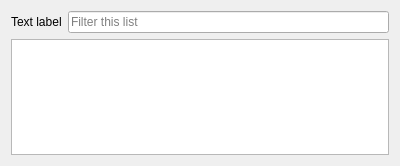
The window that qt-ui/listfilter.ui (subsurface/subsurface) describes before a commit, drawn with Qt 5.
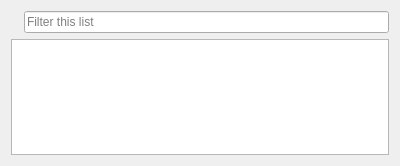
The same window after the commit.

Commit message:
Remove unused strings from ui files
This removes unused strings from ui files. These showed up for
translation and are quite meaningless to translate.

```diff
--- a/qt-ui/listfilter.ui
+++ b/qt-ui/listfilter.ui
@@ -17,11 +17,7 @@
    <item>
     <layout class="QHBoxLayout" name="horizontalLayout">
      <item>
-      <widget class="QLabel" name="label">
-       <property name="text">
-        <string>Text label</string>
-       </property>
-      </widget>
+      <widget class="QLabel" name="label"/>
      </item>
      <item>
       <widget class="QLineEdit" name="filterInternalList">
```
The commit also changes 1 other file.
